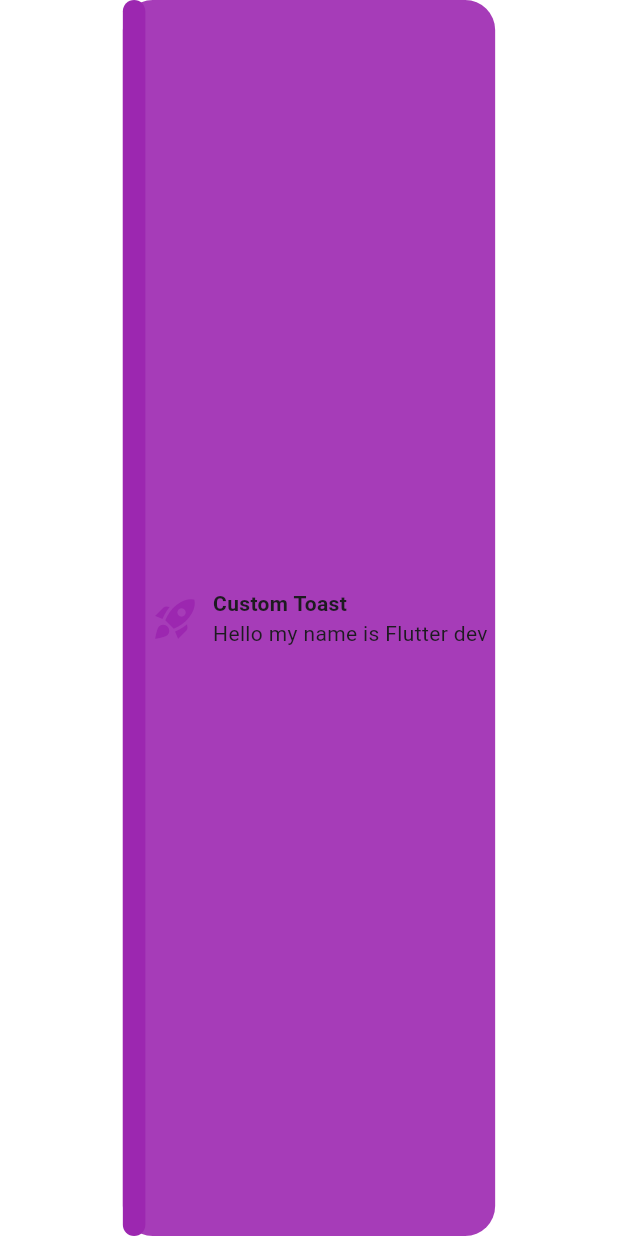
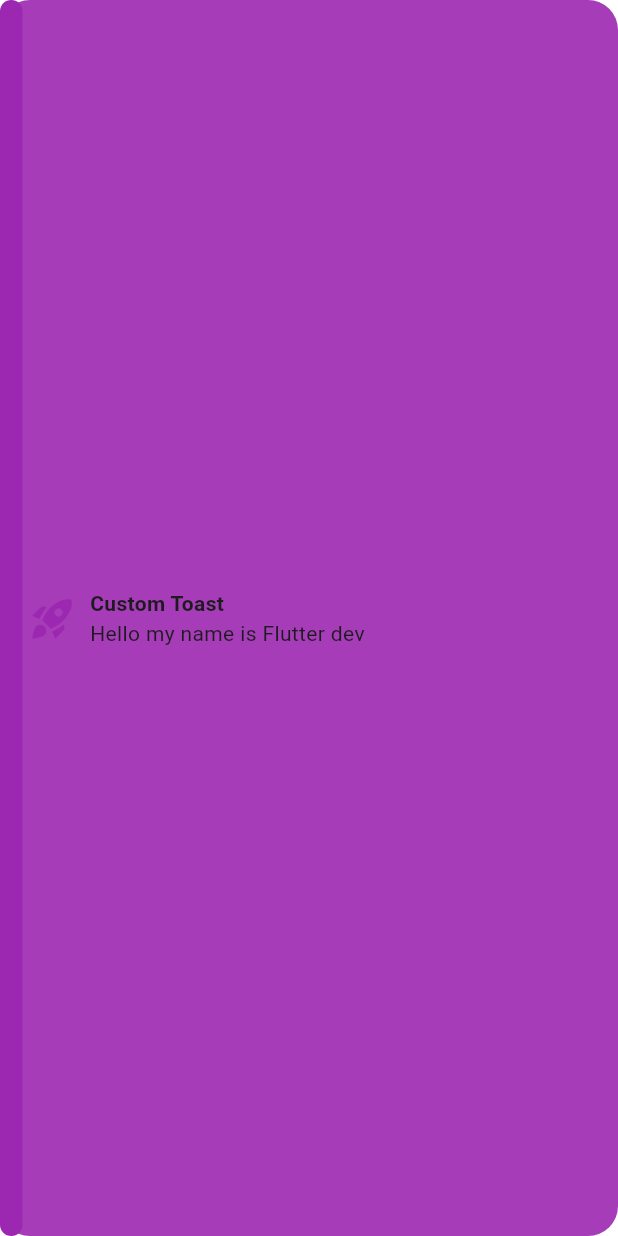
Before and after one commit to koukibadr/Motion-Toast, a Flutter app: the MotionToast screen opened directly, on a phone screen of 412 x 824 dp. Run offline on Flutter 3.47's test engine with Material 3 defaults, Android fonts, the phone set to English and light mode, and no system bars.

Commit message:
Fixes padding: remove sidebar from padding perimeter

```diff
--- a/lib/motion_toast.dart
+++ b/lib/motion_toast.dart
@@ -585,9 +585,9 @@ class _MotionToastState extends State<MotionToast>
       borderColor: widget.secondaryColor ?? widget.primaryColor,
       displayBorder: widget.displayBorder,
       brightness: Theme.of(context).brightness,
-      contentPadding: widget.contentPadding,
       opacity: widget.opacity,
       child: MotionToastContent(
+        contentPadding: widget.contentPadding,
         color: widget.secondaryColor ?? widget.primaryColor,
         description: widget.description,
         icon: widget.icon,
--- a/lib/widgets/motion_toast_background.dart
+++ b/lib/widgets/motion_toast_background.dart
@@ -7,7 +7,6 @@ class MotionToastBackground extends StatelessWidget {
   final Color borderColor;
   final bool displayBorder;
   final Brightness brightness;
-  final EdgeInsetsGeometry contentPadding;
   final double opacity;
 
   const MotionToastBackground({
@@ -18,7 +17,6 @@ class MotionToastBackground extends StatelessWidget {
     required this.borderColor,
     required this.displayBorder,
     required this.brightness,
-    required this.contentPadding,
     required this.opacity,
   }) : super(key: key);
 
@@ -37,10 +35,7 @@ class MotionToastBackground extends StatelessWidget {
               )
             : null,
       ),
-      child: Padding(
-        padding: contentPadding,
-        child: child,
-      ),
+      child: child,
     );
   }
 }
--- a/lib/widgets/motion_toast_content.dart
+++ b/lib/widgets/motion_toast_content.dart
@@ -18,33 +18,20 @@ class MotionToastContent extends StatelessWidget {
     required this.title,
     required this.withAnimation,
     required this.displaySideBar,
+    required this.contentPadding,
     bool isReversed = false,
   }) : super(key: key) {
     _contentLayoutType = ContentLayoutType.values[isReversed ? 1 : 0];
   }
 
-  /// The flow of the contents in the motion toast.
   late final ContentLayoutType _contentLayoutType;
-
-  /// The color of the toast background.
+  final EdgeInsetsGeometry contentPadding;
   final Color color;
-
-  /// Border radius of the toast.
   final double radius;
-
-  /// Size of the toast icon.
   final double iconSize;
-
-  /// Icon to display on the toast.
   final IconData? icon;
-
-  /// Set to `true` to show animation of the toast.
   final bool withAnimation;
-
-  /// Title [Text] widget of the toast.
   final Widget? title;
-
-  /// Description [Text] widget of the toast.
   final Widget description;
 
   final bool displaySideBar;
@@ -56,6 +43,11 @@ class MotionToastContent extends StatelessWidget {
         mainAxisAlignment: MainAxisAlignment.end,
         mainAxisSize: MainAxisSize.min,
         children: <Widget>[
+          Expanded(
+            child: Padding(
+              padding: contentPadding,
+              child: Row(
+                children: [
                   Flexible(
                     child: SingleChildScrollView(
                       padding: const EdgeInsets.symmetric(vertical: 10),
@@ -80,6 +72,10 @@ class MotionToastContent extends StatelessWidget {
                           withAnimation: withAnimation,
                         ),
                       ],
+                    ),
+                ],
+              ),
+            ),
           ),
           if (displaySideBar)
             Row(
@@ -107,6 +103,11 @@ class MotionToastContent extends StatelessWidget {
               ),
             ],
           ),
+        Expanded(
+          child: Padding(
+            padding: contentPadding,
+            child: Row(
+              children: [
                 if (icon != null)
                   MotionToastIcon(
                     iconSize: iconSize,
@@ -131,6 +132,10 @@ class MotionToastContent extends StatelessWidget {
                   ),
                 ),
               ],
+            ),
+          ),
+        ),
+      ],
     );
   }
 }
--- a/pubspec.yaml
+++ b/pubspec.yaml
@@ -1,6 +1,6 @@
 name: motion_toast
 description: 'A beautiful designed toast with animations, contains multiple built in designs and let you design your toast'
-version: 2.10.0
+version: 2.11.0
 homepage: 'https://github.com/koukibadr/Motion-Toast'
 funding:
 - 'https://www.buymeacoffee.com/koukibadr'
```
Also changed, not shown: 2 other files. Lines whose indentation alone changed are shown as unchanged.
